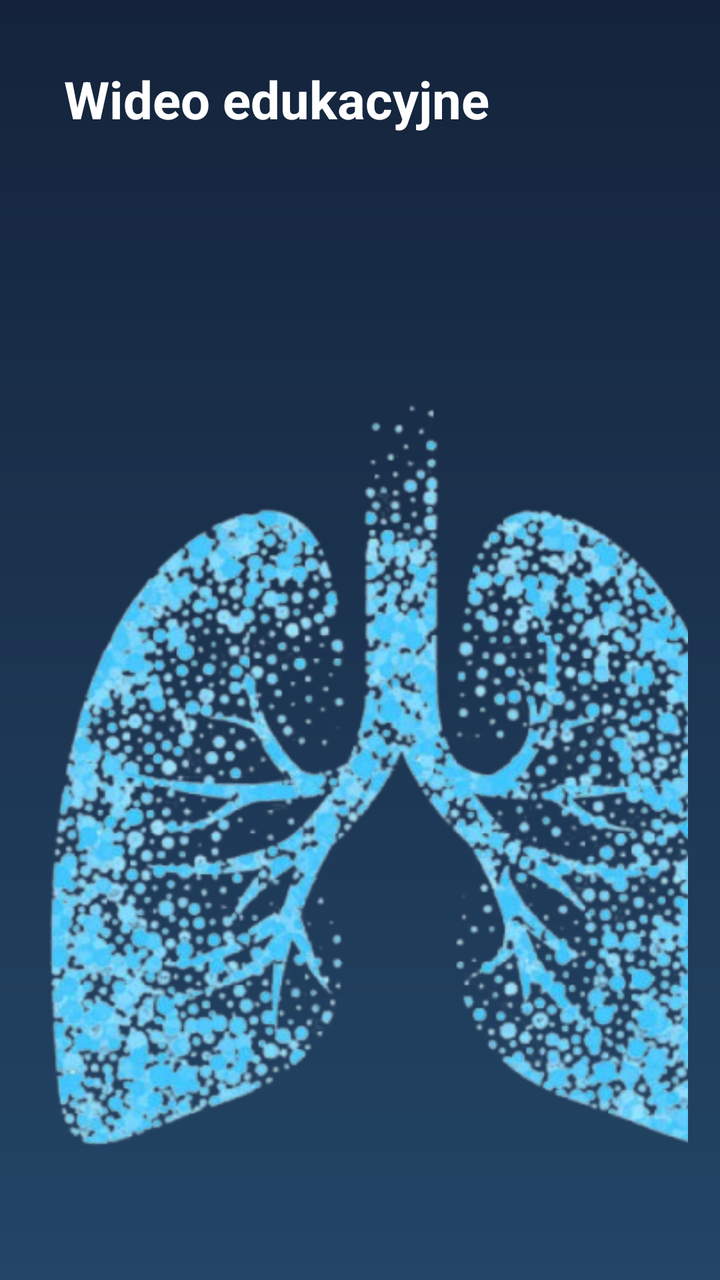
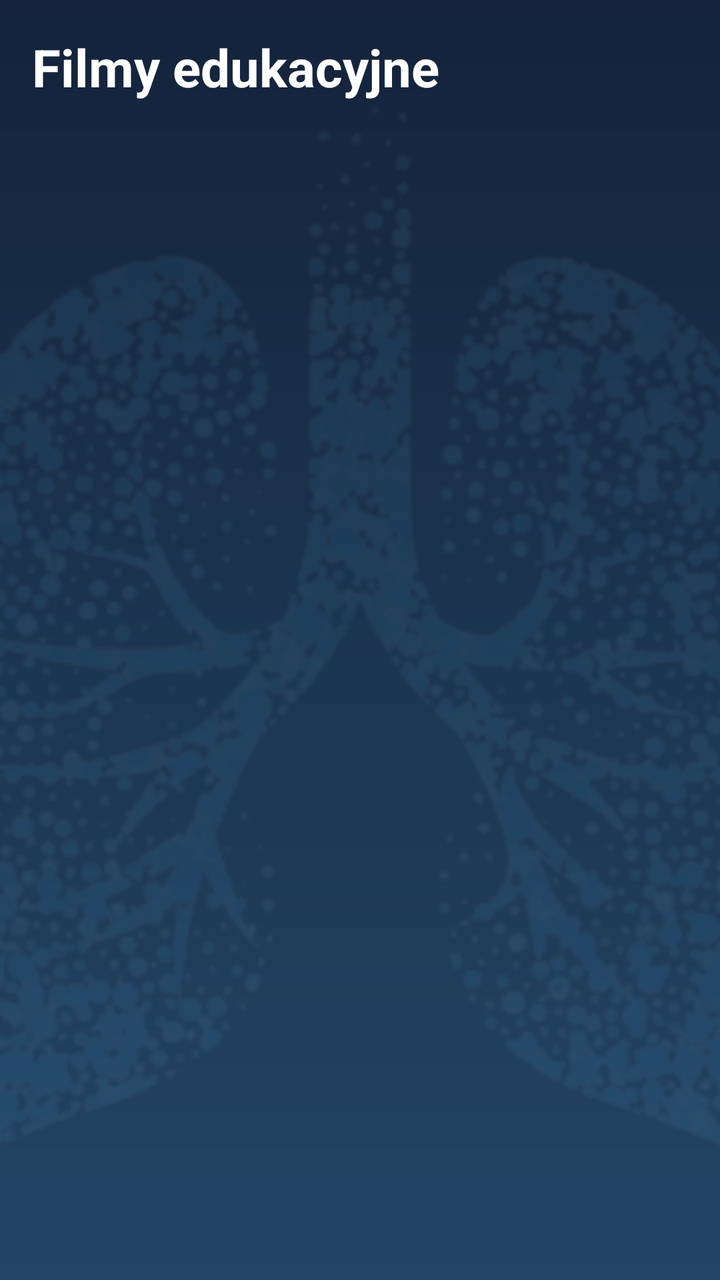

Before-and-after screenshots of an Android layout around one commit, followed by the original layout XML and the change that was made.
<!-- AndroidManifest.xml: application theme Theme.MyApplication -->
<!-- res/layout/fragment_education.xml -->
<?xml version="1.0" encoding="utf-8"?>
<FrameLayout xmlns:android="http://schemas.android.com/apk/res/android"
    android:orientation="vertical"
    android:padding="16dp"
    android:background="@drawable/gradient_bg"
    android:layout_width="match_parent"
    android:layout_height="match_parent">

    <ImageView
        android:id="@+id/bgLungs"
        android:layout_width="369dp"
        android:layout_height="446dp"
        android:alpha="1.0"
        android:scaleType="centerCrop"
        android:src="@drawable/lungs"
        android:translationY="150dp" />

    <LinearLayout
        android:orientation="vertical"
        android:padding="16dp"
        android:layout_width="match_parent"
        android:layout_height="match_parent">
    
    <TextView

        android:layout_width="match_parent"
        android:layout_height="wrap_content"
        android:text="Wideo edukacyjne "
        android:textColor="@color/white"
        android:paddingBottom="16dp"
        android:textSize="26dp"
        android:textStyle="bold"/>

        <androidx.recyclerview.widget.RecyclerView
            android:id="@+id/rvVideos"
            android:layout_width="match_parent"
            android:layout_height="match_parent"
            android:layout_marginTop="12dp"/>
    </LinearLayout>

</FrameLayout>
<!-- resources referenced by this layout -->
<resources>
  <color name="white">#FFFFFFFF</color>
  <!-- drawable gradient_bg (drawable) -->
  <?xml version="1.0" encoding="utf-8"?>
  <shape xmlns:android="http://schemas.android.com/apk/res/android"
      android:shape="rectangle">
  
      <gradient
          android:startColor="#14233B"
          android:endColor="#234566"
          android:angle="270" />
  </shape>
  <!-- drawable lungs: png bitmap (drawable, 315991 bytes) -->
  <style name="Theme.MyApplication" parent="Theme.MaterialComponents.DayNight.DarkActionBar">
          
          <item name="colorPrimary">@color/purple_500</item>
          <item name="colorPrimaryVariant">@color/purple_700</item>
          <item name="colorOnPrimary">@color/white</item>
          
          <item name="colorSecondary">@color/teal_200</item>
          <item name="colorSecondaryVariant">@color/teal_700</item>
          <item name="colorOnSecondary">@color/black</item>
          
          <item name="android:statusBarColor">?attr/colorPrimaryVariant</item>
          
      </style>
  <color name="purple_500">#FF6200EE</color>
  <color name="purple_700">#FF3700B3</color>
  <color name="teal_200">#FF03DAC5</color>
  <color name="teal_700">#FF018786</color>
  <color name="black">#FF000000</color>
</resources>

<!-- the commit's change to res/layout/fragment_education.xml (unified diff, before → after) -->
@@ -1,41 +1,47 @@
 <?xml version="1.0" encoding="utf-8"?>
 <FrameLayout xmlns:android="http://schemas.android.com/apk/res/android"
-    android:orientation="vertical"
-    android:padding="16dp"
-    android:background="@drawable/gradient_bg"
+    xmlns:app="http://schemas.android.com/apk/res-auto"
     android:layout_width="match_parent"
-    android:layout_height="match_parent">
+    android:layout_height="match_parent"
+    android:background="@drawable/gradient_bg">
 
+    
     <ImageView
-        android:id="@+id/bgLungs"
-        android:layout_width="369dp"
-        android:layout_height="446dp"
-        android:alpha="1.0"
+        android:layout_width="match_parent"
+        android:layout_height="match_parent"
+        android:alpha="0.08"
         android:scaleType="centerCrop"
-        android:src="@drawable/lungs"
-        android:translationY="150dp" />
+        android:src="@drawable/lungs" />
 
-    <LinearLayout
-        android:orientation="vertical"
-        android:padding="16dp"
+    <androidx.core.widget.NestedScrollView
         android:layout_width="match_parent"
-        android:layout_height="match_parent">
-    
-    <TextView
+        android:layout_height="match_parent"
+        android:fillViewport="true"
+        android:padding="16dp">
 
-        android:layout_width="match_parent"
-        android:layout_height="wrap_content"
-        android:text="Wideo edukacyjne "
-        android:textColor="@color/white"
-        android:paddingBottom="16dp"
-        android:textSize="26dp"
-        android:textStyle="bold"/>
+        <LinearLayout
+            android:layout_width="match_parent"
+            android:layout_height="wrap_content"
+            android:orientation="vertical">
 
-        <androidx.recyclerview.widget.RecyclerView
-            android:id="@+id/rvVideos"
-            android:layout_width="match_parent"
-            android:layout_height="match_parent"
-            android:layout_marginTop="12dp"/>
-    </LinearLayout>
+            <TextView
+                android:id="@+id/tvVideosTitle"
+                android:layout_width="match_parent"
+                android:layout_height="wrap_content"
+                android:text="Filmy edukacyjne"
+                android:textColor="@android:color/white"
+                android:textStyle="bold"
+                android:textSize="26sp"
+                android:paddingBottom="10dp"/>
+
+            <androidx.recyclerview.widget.RecyclerView
+                android:id="@+id/rvVideos"
+                android:layout_width="match_parent"
+                android:layout_height="wrap_content"
+                android:nestedScrollingEnabled="false"
+                android:paddingBottom="8dp"/>
+
+        </LinearLayout>
+    </androidx.core.widget.NestedScrollView>
 
 </FrameLayout>
<!-- resource entries referenced after the edit -->
@@ -12,8 +12,9 @@
           android:angle="270" />
   </shape>
   <!-- drawable lungs: png bitmap (drawable, 315991 bytes) -->
-  <style name="Theme.MyApplication" parent="Theme.MaterialComponents.DayNight.DarkActionBar">
-          
+  <style name="Theme.MyApplication" parent="Theme.Material3.DayNight.NoActionBar">
+  
+      
           <item name="colorPrimary">@color/purple_500</item>
           <item name="colorPrimaryVariant">@color/purple_700</item>
           <item name="colorOnPrimary">@color/white</item>
